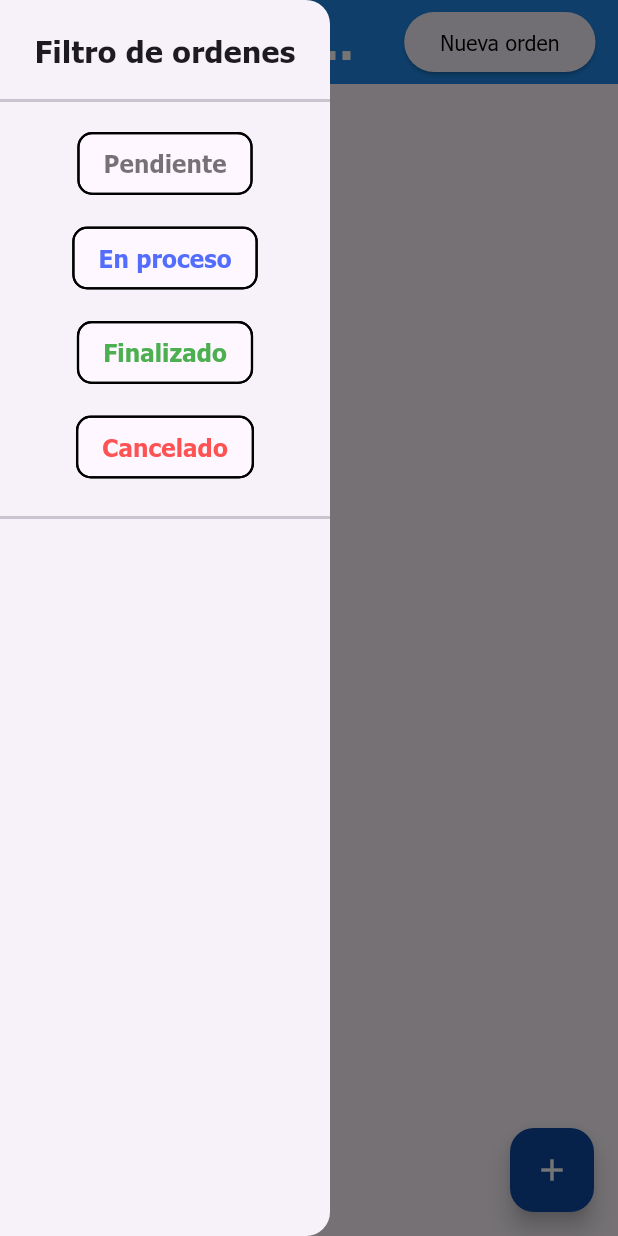
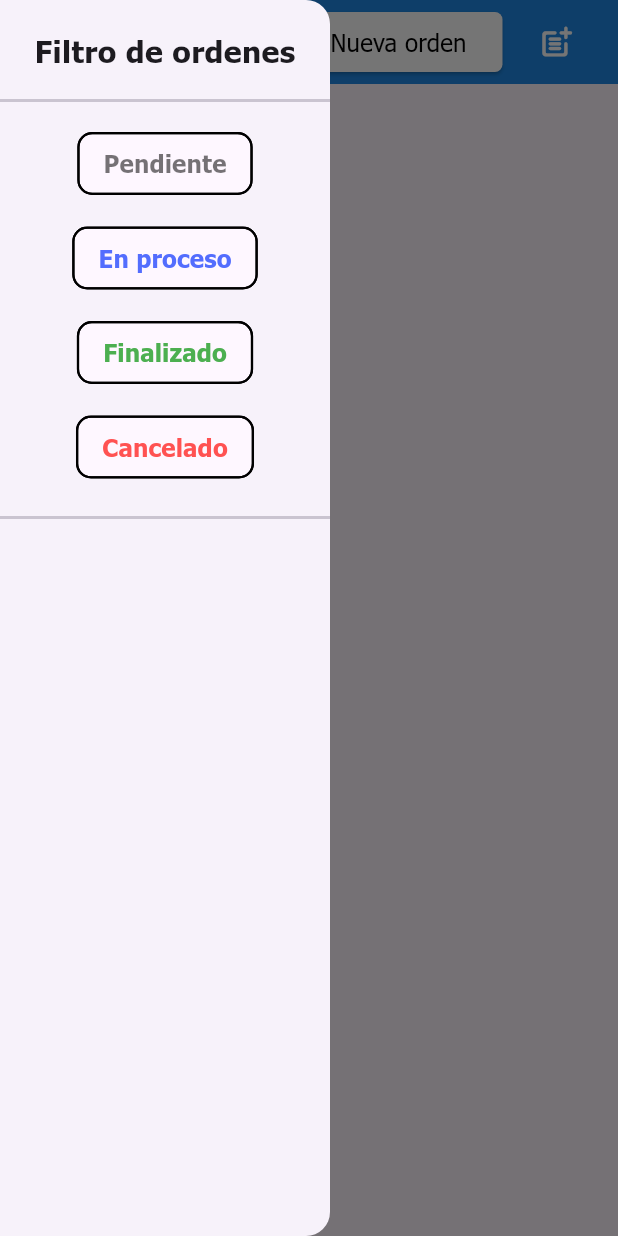
Before and after one commit to Alan-Ovalle/TechTruck-App, a Flutter app: the screen it shows after launch, with the side drawer open, on a phone screen of 412 x 824 dp. Run offline on Flutter 3.47's test engine with Material 3 defaults, Android fonts, the phone set to English and light mode, and no system bars; our stand-ins replace flutter_form_builder, open_file, pdf, printing, sqflite, sqflite_common_ffi; accounts and stored records are empty.

Commit message:
Floatin button moved

```diff
--- a/lib/views/all_orders.dart
+++ b/lib/views/all_orders.dart
@@ -390,14 +390,33 @@ class _AllOrdersState extends State<AllOrders> {
             onPressed: () {
               showFullOrder(null);
             },
+            style: ElevatedButton.styleFrom(
+              backgroundColor: Colors.white,
+              foregroundColor: Colors.blue.shade800,
+              shape: RoundedRectangleBorder(
+                borderRadius: BorderRadius.circular(5),
+              ),
+            ),
             child: const Text(
               "Nueva orden",
               style: TextStyle(
-                // fontSize: 20,
+                fontSize: 16,
+                fontWeight: FontWeight.w500,
                 color: Colors.black,
               ),
             ),
           ),
+          addHorizontalSpace(10),
+          IconButton(
+              onPressed: () => showBottomSheet(null),
+              icon: const Icon(Icons.post_add_rounded),
+              iconSize: 25,
+              hoverColor: Colors.blue.shade800,
+              tooltip: "Crear orden express",
+              visualDensity: const VisualDensity(
+                horizontal: 1,
+                vertical: 1,
+              )),
           addHorizontalSpace(15),
         ],
       ),
@@ -830,14 +849,6 @@ class _AllOrdersState extends State<AllOrders> {
                 );
               },
             ),
-      floatingActionButton: FloatingActionButton(
-        backgroundColor: Colors.blue.shade900,
-        onPressed: () => showBottomSheet(null),
-        child: const Icon(
-          Icons.add,
-          color: Colors.white,
-        ),
-      ),
       drawer: Drawer(
         width: 220,
         child: Column(
```
